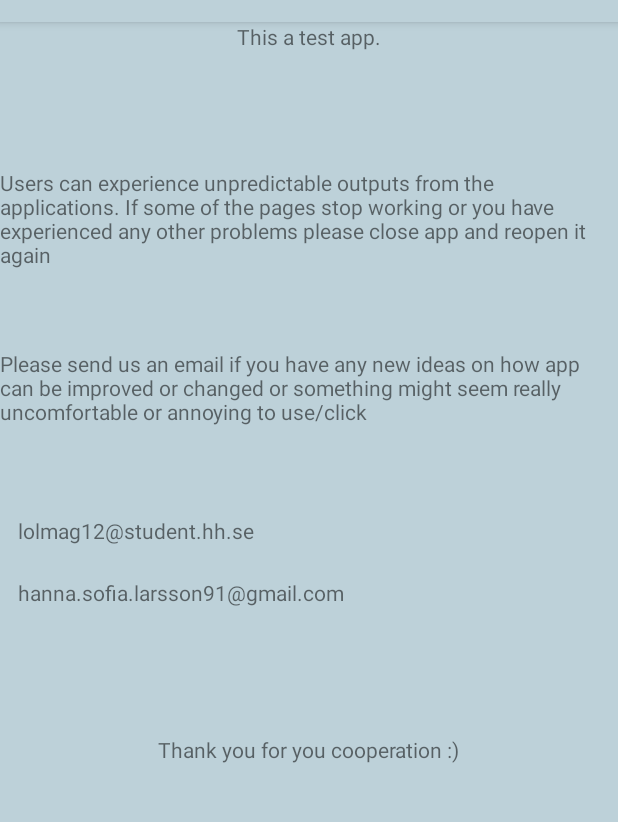
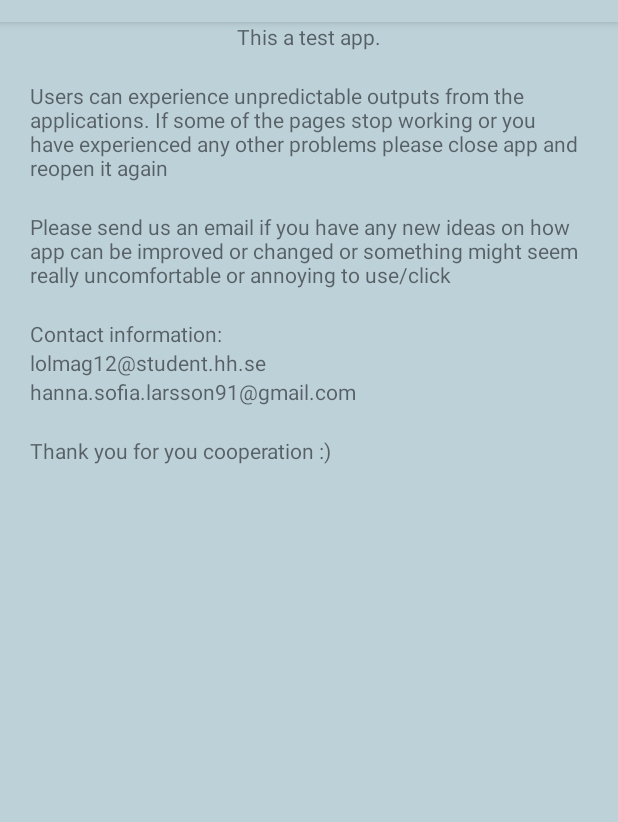
Before and after one commit to lolitosss2/ExamensarbeteApplication, an Android app: the SettingsActivity screen opened directly, with no data from a screen before it, on a phone screen of 412 x 824 dp, the part 62-884 px from its top. Run offline under Robolectric (Android 15) with nearby library versions, the light colour scheme and no system bars.

Commit message:
Fixed layouts and designs.

```diff
--- a/app/src/main/res/layout/activity_settings.xml
+++ b/app/src/main/res/layout/activity_settings.xml
@@ -5,63 +5,105 @@
     android:layout_height="match_parent"
     android:background="@color/background">
 
+    <LinearLayout
+        android:orientation="vertical"
+        android:layout_width="match_parent"
+        android:layout_height="match_parent"
+        android:layout_alignParentTop="true"
+        android:layout_alignParentLeft="true"
+        android:layout_alignParentStart="true">
+
         <TextView
             android:text="This a test app."
-        android:layout_width="wrap_content"
+            android:layout_width="match_parent"
             android:layout_height="wrap_content"
             android:layout_alignParentTop="true"
             android:layout_centerHorizontal="true"
-        android:id="@+id/textView6" />
+            android:id="@+id/textView6"
+            android:textAlignment="center" />
+
+        <Space
+            android:layout_width="match_parent"
+            android:layout_height="20dp" />
 
         <TextView
             android:text="Users can experience unpredictable outputs from the applications. If some of the pages stop working or you have experienced any other problems please close app and reopen it again"
-        android:layout_width="wrap_content"
+            android:layout_width="match_parent"
             android:layout_height="wrap_content"
-        android:layout_below="@+id/textView6"
-        android:layout_toStartOf="@+id/textView6"
-        android:layout_marginTop="78dp"
             android:id="@+id/textView7"
             android:layout_alignParentRight="true"
-        android:layout_alignParentEnd="true" />
+            android:layout_alignParentEnd="true"
+            android:paddingLeft="20dp"
+            android:paddingEnd="20dp"
+            android:paddingRight="20dp"
+            android:paddingStart="20dp" />
+
+        <Space
+            android:layout_width="match_parent"
+            android:layout_height="20dp" />
 
         <TextView
             android:text="Please send us an email if you have any new ideas on how app can be improved or changed or something might seem really uncomfortable or annoying to use/click"
-        android:layout_width="wrap_content"
+            android:layout_width="match_parent"
             android:layout_height="wrap_content"
-        android:layout_below="@+id/textView7"
             android:layout_alignParentLeft="true"
             android:layout_alignParentStart="true"
-        android:layout_marginTop="53dp"
-        android:id="@+id/textView8" />
+            android:id="@+id/textView8"
+            android:paddingEnd="20dp"
+            android:paddingLeft="20dp"
+            android:paddingRight="20dp"
+            android:paddingStart="20dp" />
+
+        <Space
+            android:layout_width="match_parent"
+            android:layout_height="20dp" />
+
+        <TextView
+            android:text="Contact information:"
+            android:layout_width="match_parent"
+            android:layout_height="wrap_content"
+            android:id="@+id/textView11"
+            android:paddingEnd="20dp"
+            android:paddingLeft="20dp"
+            android:paddingRight="20dp"
+            android:paddingStart="20dp" />
 
         <TextView
             android:text="lolmag12@student.hh.se"
-        android:layout_width="wrap_content"
+            android:layout_width="match_parent"
             android:layout_height="wrap_content"
-        android:layout_below="@+id/textView8"
             android:layout_alignParentLeft="true"
             android:layout_alignParentStart="true"
-        android:layout_marginLeft="12dp"
-        android:layout_marginStart="12dp"
-        android:layout_marginTop="60dp"
-        android:id="@+id/textView9" />
+            android:id="@+id/textView9"
+            android:paddingEnd="20dp"
+            android:paddingLeft="20dp"
+            android:paddingRight="20dp"
+            android:paddingStart="20dp" />
 
         <TextView
             android:text="hanna.sofia.larsson91@gmail.com"
-        android:layout_width="wrap_content"
+            android:layout_width="match_parent"
             android:layout_height="wrap_content"
-        android:layout_below="@+id/textView9"
-        android:layout_alignLeft="@+id/textView9"
-        android:layout_alignStart="@+id/textView9"
-        android:layout_marginTop="22dp"
-        android:id="@+id/textView10" />
+            android:id="@+id/textView10"
+            android:paddingEnd="20dp"
+            android:paddingLeft="20dp"
+            android:paddingRight="20dp"
+            android:paddingStart="20dp" />
+
+        <Space
+            android:layout_width="match_parent"
+            android:layout_height="20dp" />
 
         <TextView
             android:text="Thank you for you cooperation :)"
-        android:layout_width="wrap_content"
+            android:layout_width="match_parent"
             android:layout_height="wrap_content"
-        android:layout_below="@+id/textView10"
             android:layout_centerHorizontal="true"
-        android:layout_marginTop="85dp"
-        android:id="@+id/textView12" />
+            android:id="@+id/textView12"
+            android:paddingEnd="20dp"
+            android:paddingLeft="20dp"
+            android:paddingRight="20dp"
+            android:paddingStart="20dp" />
+    </LinearLayout>
+
 </RelativeLayout>
```
Lines whose indentation alone changed are shown as unchanged.
